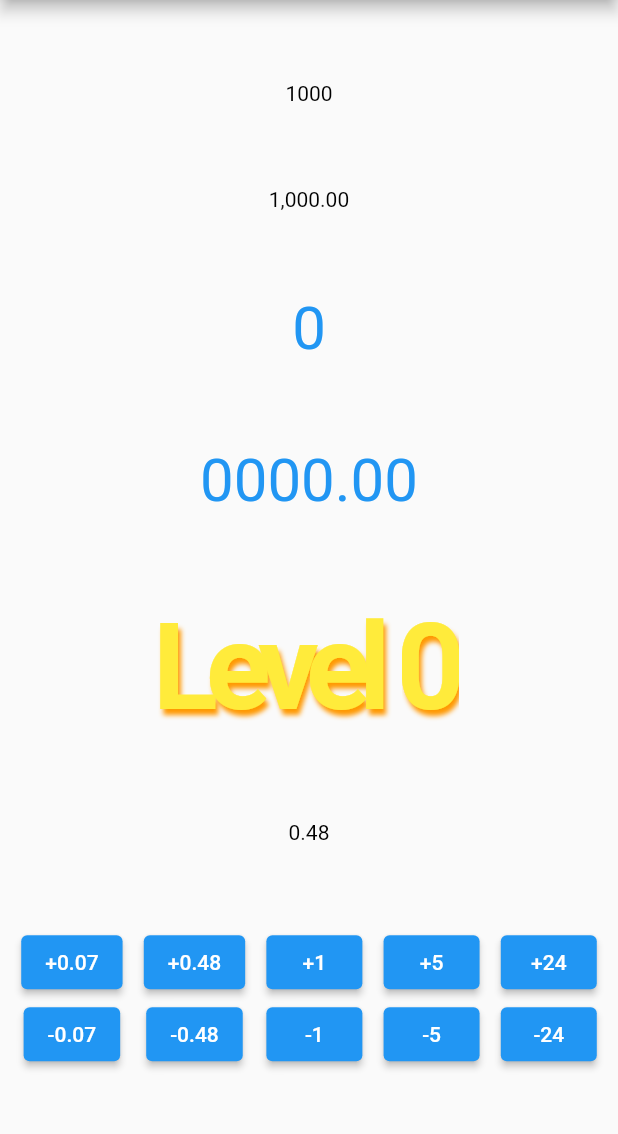
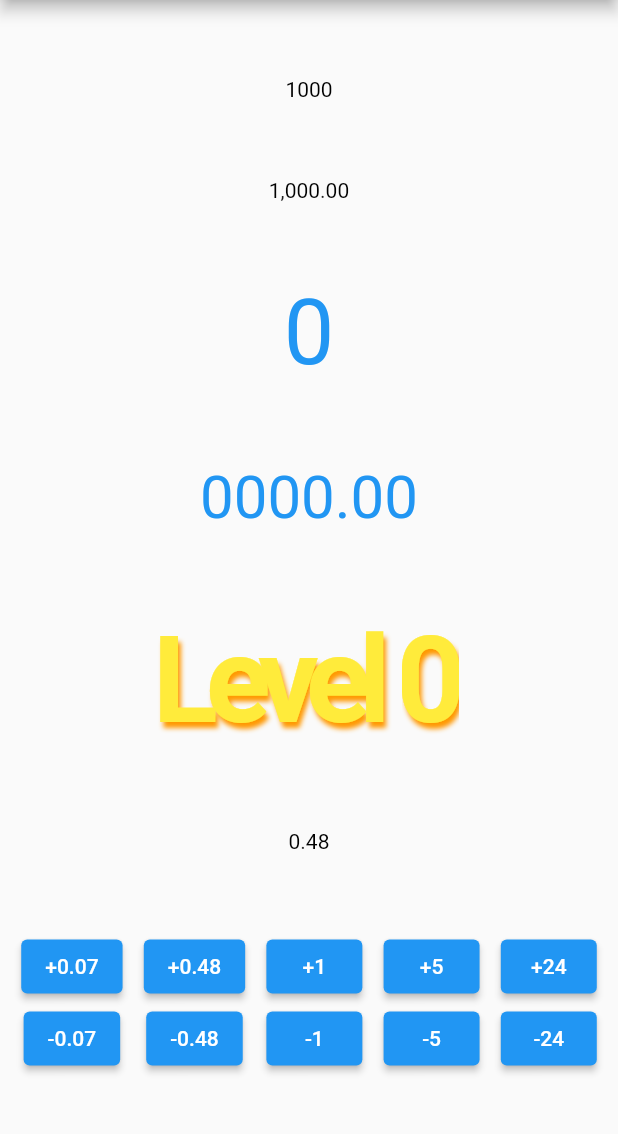
Before and after one commit to h65wang/flutter-animated-counter, a Flutter app: the screen it shows after launch, on a phone screen of 412 x 824 dp, the part 84-1218 px from its top. Run offline on Flutter 3.47's test engine with Material 2 defaults, Android fonts, the phone set to English and light mode, and no system bars.

Commit message:
Fix a crash due to opacity value not clamped properly

```diff
--- a/example/lib/main.dart
+++ b/example/lib/main.dart
@@ -44,8 +44,8 @@ class _MyHomePageState extends State<MyHomePage> {
             AnimatedFlipCounter(
               value: _value,
               duration: Duration(seconds: 1),
-              curve: Curves.bounceOut,
-              textStyle: TextStyle(fontSize: 40, color: Colors.blue),
+              curve: Curves.elasticOut,
+              textStyle: TextStyle(fontSize: 60, color: Colors.blue),
             ),
             AnimatedFlipCounter(
               value: _value,
--- a/lib/animated_flip_counter.dart
+++ b/lib/animated_flip_counter.dart
@@ -221,7 +221,7 @@ class _SingleDigitFlipCounter extends StatelessWidget {
       bottom: offset,
       child: Text(
         "$digit",
-        style: TextStyle(color: color.withOpacity(opacity)),
+        style: TextStyle(color: color.withOpacity(opacity.clamp(0, 1))),
       ),
     );
   }
```
